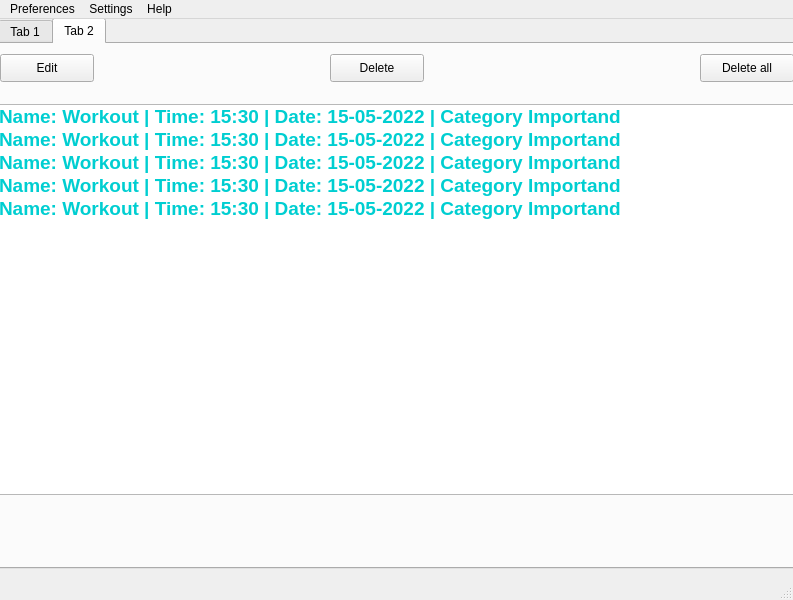
Qt form alarmer.ui (hor00s/Alarmer) before a commit.
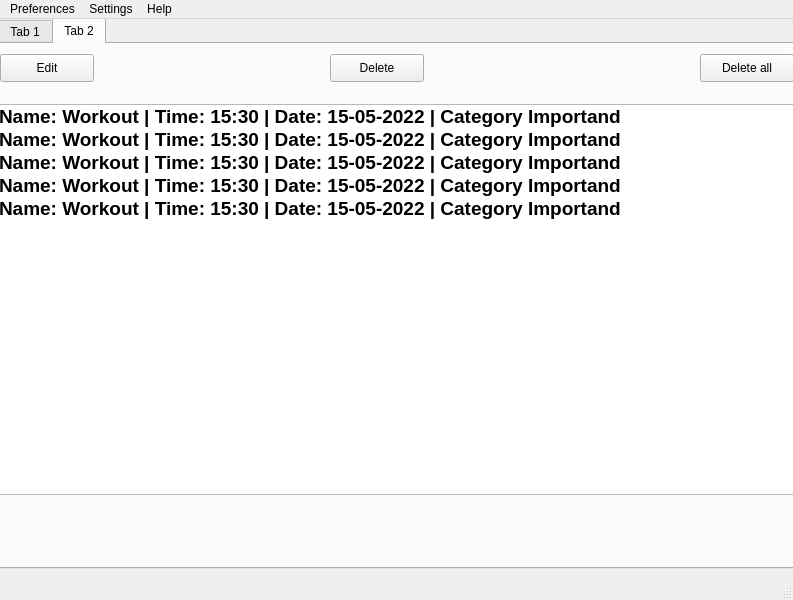
The same form after that commit. The open tabs and pages were chosen to show the change.

Diff of the .ui file:
```diff
--- a/alarmer.ui
+++ b/alarmer.ui
@@ -1040,8 +1040,7 @@
        </font>
       </property>
       <property name="styleSheet">
-       <string notr="true">color: rgb(0,206,209);
-font-weight: bold;</string>
+       <string notr="true">font-weight: bold;</string>
       </property>
       <item>
        <property name="text">
```
Left out of the diff: 2 changed lines with no effect on the pictures.
